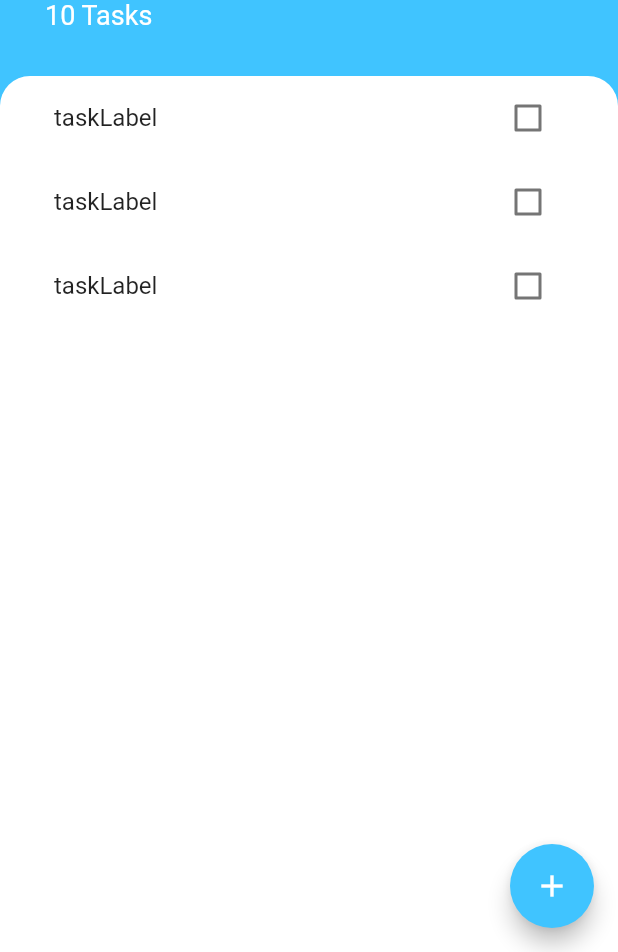
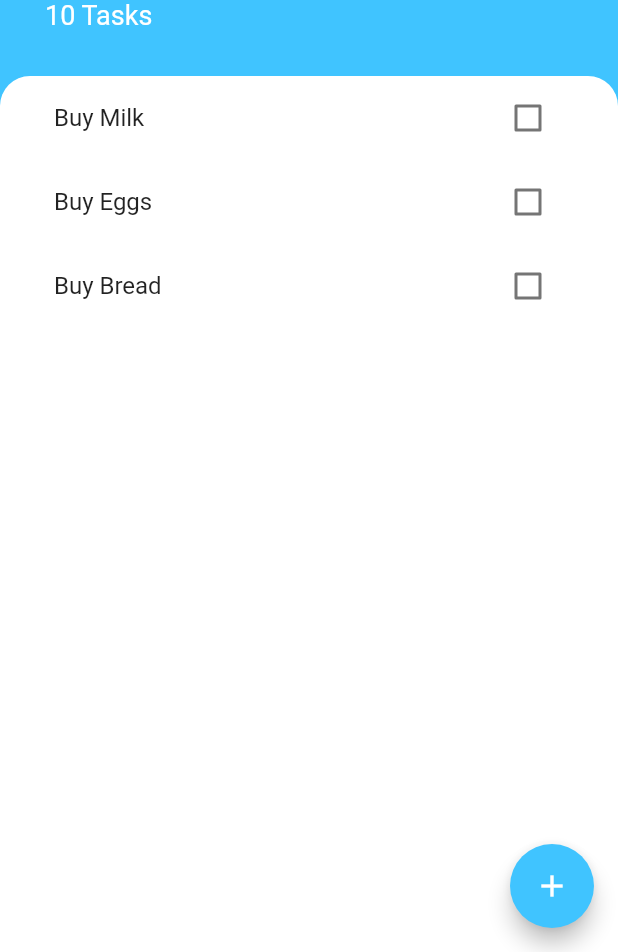
Before and after one commit to PeterMaged97/Flutter-TO-DO-List-App, a Flutter app: the screen it shows after launch, on a phone screen of 412 x 824 dp, the part 284-1236 px from its top. Run offline on Flutter 3.47's test engine with Material 2 defaults, Android fonts, the phone set to English and light mode, and no system bars.

Commit message:
Changed ListView to be dynamically built from a task list

```diff
--- a/lib/Components/task_list.dart
+++ b/lib/Components/task_list.dart
@@ -1,15 +1,34 @@
 import 'package:flutter/material.dart';
 import 'package:todoey/Components/task_tile.dart';
+import '../task.dart';
 
-class TaskList extends StatelessWidget {
+class TaskList extends StatefulWidget {
+  @override
+  _TaskListState createState() => _TaskListState();
+}
+
+class _TaskListState extends State<TaskList> {
+  List<Task> tasks = [
+    Task(name: 'Buy Milk'),
+    Task(name: 'Buy Eggs'),
+    Task(name: 'Buy Bread'),
+  ];
+
   @override
   Widget build(BuildContext context) {
-    return ListView(
-      children: [
-        TaskTile('taskLabel'),
-        TaskTile('taskLabel'),
-        TaskTile('taskLabel'),
-      ],
+    return ListView.builder(
+      itemBuilder: (context, index) {
+        return TaskTile(
+          taskTitle: tasks[index].name,
+          isChecked: tasks[index].isDone,
+          checkboxCallback: (bool checkBoxState) {
+            setState(() {
+              tasks[index].toggleDone();
+            });
+          },
+        );
+      },
+      itemCount: tasks.length,
     );
   }
 }
--- a/lib/Components/task_tile.dart
+++ b/lib/Components/task_tile.dart
@@ -1,42 +1,25 @@
 import 'package:flutter/material.dart';
 
-class TaskTile extends StatefulWidget {
-
-  TaskTile(this.taskLabel);
-  final String taskLabel;
-
-  @override
-  _TaskTileState createState() => _TaskTileState();
-}
-
-class _TaskTileState extends State<TaskTile> {
-
-  bool isChecked = false;
-  void toggleCheckBox(bool newValue){
-    setState(() {
-      isChecked = newValue;
-    });
-  }
+class TaskTile extends StatelessWidget {
+  final bool isChecked;
+  final String taskTitle;
+  final Function checkboxCallback;
+  TaskTile({this.isChecked, this.taskTitle, this.checkboxCallback});
+  // void toggleCheckBox(bool newValue){
+  //   setState(() {
+  //     isChecked = newValue;
+  //   });
+  // }
 
   @override
   Widget build(BuildContext context) {
     return ListTile(
-      title: Text(widget.taskLabel, style: TextStyle(decoration: isChecked ? TextDecoration.lineThrough : null)),
-      trailing: TaskCheckBox(isChecked, toggleCheckBox),
+      title: Text(
+        taskTitle,
+        style: TextStyle(
+            decoration: isChecked ? TextDecoration.lineThrough : null,),
+      ),
+      trailing: Checkbox(activeColor: Colors.lightBlueAccent, value: isChecked, onChanged: checkboxCallback),
     );
   }
 }
-
-class TaskCheckBox extends StatelessWidget {
-
-  TaskCheckBox(this.checkBoxState, this.toggleCheckBoxState);
-
-  final bool checkBoxState;
-  final Function toggleCheckBoxState;
-
-  @override
-  Widget build(BuildContext context) {
-    return Checkbox(value: checkBoxState,
-    onChanged: toggleCheckBoxState,);
-  }
-}
```
Also changed, not shown: lib/Screens/add_task_screen.dart (+9 -3 lines).
